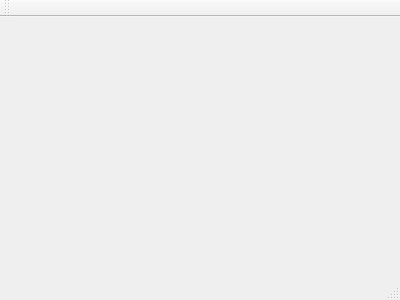
First picture: the form in ktv/mainwindow.ui, repository jayavarman/qt-ktv, before the edit.
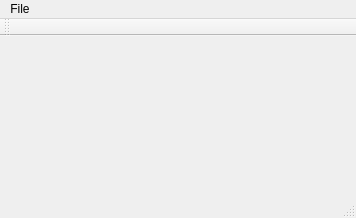
Second picture: the form after the edit.

Diff of the .ui file:
```diff
--- a/ktv/mainwindow.ui
+++ b/ktv/mainwindow.ui
@@ -1,24 +1,51 @@
 <ui version="4.0">
  <class>MainWindow</class>
- <widget class="QMainWindow" name="MainWindow" >
-  <property name="geometry" >
+ <widget class="QMainWindow" name="MainWindow">
+  <property name="geometry">
    <rect>
     <x>0</x>
     <y>0</y>
-    <width>400</width>
-    <height>300</height>
+    <width>356</width>
+    <height>218</height>
    </rect>
   </property>
   <property name="windowTitle" >
    <string>MainWindow</string>
   </property>
-  <widget class="QMenuBar" name="menuBar" />
-  <widget class="QToolBar" name="mainToolBar" />
-  <widget class="QWidget" name="centralWidget" />
-  <widget class="QStatusBar" name="statusBar" />
+  <widget class="QWidget" name="centralWidget"/>
+  <widget class="QMenuBar" name="menuBar">
+   <property name="geometry">
+    <rect>
+     <x>0</x>
+     <y>0</y>
+     <width>356</width>
+     <height>25</height>
+    </rect>
+   </property>
+   <widget class="QMenu" name="menuFile">
+    <property name="title">
+     <string>File</string>
+    </property>
+    <addaction name="actionEnter"/>
+   </widget>
+   <addaction name="menuFile"/>
+  </widget>
+  <widget class="QToolBar" name="mainToolBar">
+   <attribute name="toolBarArea">
+    <enum>TopToolBarArea</enum>
+   </attribute>
+   <attribute name="toolBarBreak">
+    <bool>false</bool>
+   </attribute>
+  </widget>
+  <widget class="QStatusBar" name="statusBar"/>
+  <action name="actionEnter">
+   <property name="text">
+    <string>Enter</string>
+   </property>
+  </action>
  </widget>
- <layoutDefault spacing="6" margin="11" />
- <pixmapfunction></pixmapfunction>
+ <layoutdefault spacing="6" margin="11"/>
  <resources/>
  <connections/>
 </ui>
```
Left out of the diff: 3 changed lines with no effect on the pictures.
